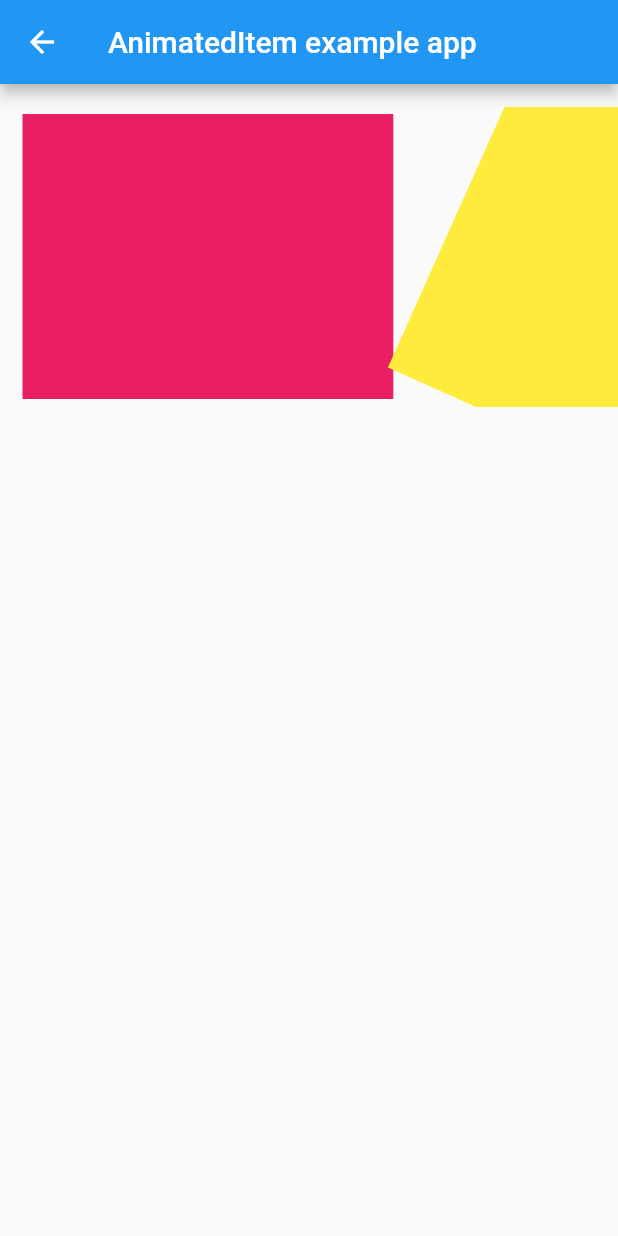
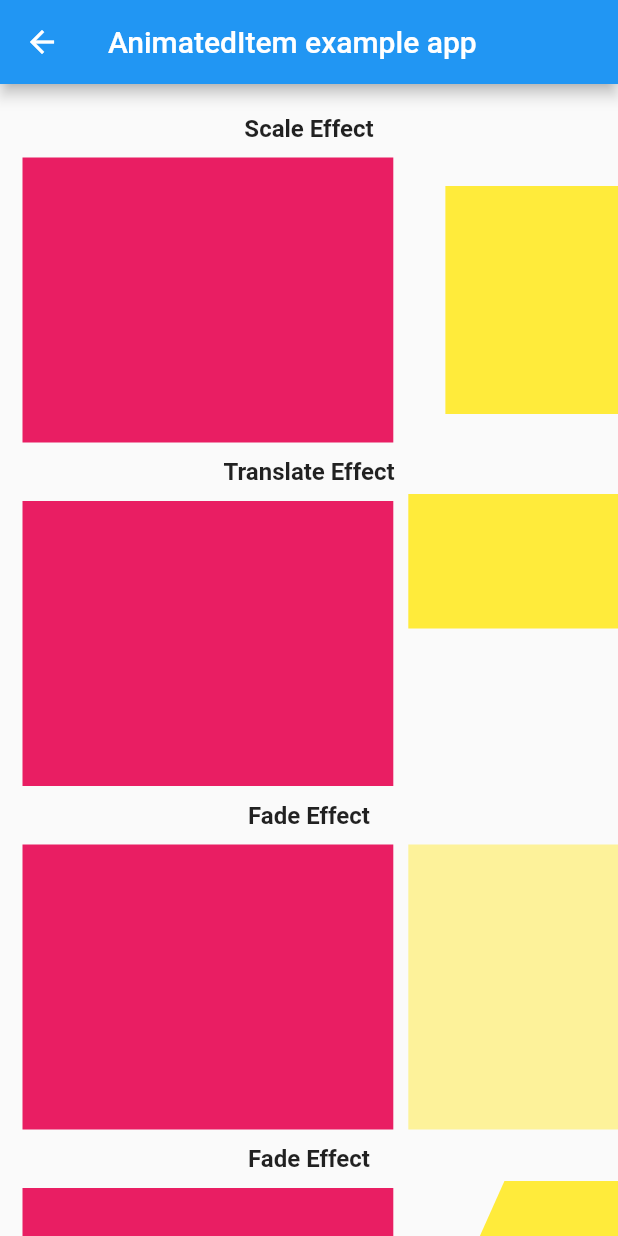
Before and after one commit to Conezi/animated_item, a Flutter app: the AnimatedItemExample screen opened directly, on a phone screen of 412 x 824 dp. Run offline on Flutter 3.47's test engine with Material 2 defaults, Android fonts, the phone set to English and light mode, and no system bars; our stand-ins replace plugin_platform_interface; missing offline and left inert: dart:html.

Commit message:
Implemented all test on animated_item_example.dart

```diff
--- a/example/lib/src/animated_item_example.dart
+++ b/example/lib/src/animated_item_example.dart
@@ -1,4 +1,5 @@
 import 'package:animated_item/animated_item.dart';
+import 'package:animated_item_example/src/label.dart';
 import 'package:flutter/material.dart';
 
 class AnimatedItemExample extends StatefulWidget {
@@ -9,7 +10,10 @@ class AnimatedItemExample extends StatefulWidget {
 }
 
 class _AnimatedItemExampleState extends State<AnimatedItemExample> {
-  final _scrollController = ScrollController();
+  final _scaleController = ScrollController();
+  final _translateController = ScrollController();
+  final _fadeController = ScrollController();
+  final _rotateController = ScrollController();
   final colors = [
     Colors.pink,
     Colors.yellow,
@@ -30,16 +34,80 @@ class _AnimatedItemExampleState extends State<AnimatedItemExample> {
         body: ListView(
           padding: const EdgeInsets.symmetric(vertical: 15.0),
           children: [
+            const Label('Scale Effect'),
             SizedBox(
               height: 200,
               child: ListView.builder(
                 itemCount: colors.length,
                 scrollDirection: Axis.horizontal,
-                controller: _scrollController,
+                controller: _scaleController,
                 padding: const EdgeInsets.symmetric(horizontal: 10.0),
                 itemBuilder: (context, index) {
                   return AnimatedItem(
-                      controller: _scrollController,
+                      controller: _scaleController,
+                      index: index,
+                      effect: const ScaleEffect(),
+                      child: Container(
+                        margin: const EdgeInsets.all(5.0),
+                        width: width,
+                        color: colors[index],
+                      ));
+                },
+              ),
+            ),
+            const Label('Translate Effect'),
+            SizedBox(
+              height: 200,
+              child: ListView.builder(
+                itemCount: colors.length,
+                scrollDirection: Axis.horizontal,
+                controller: _translateController,
+                padding: const EdgeInsets.symmetric(horizontal: 10.0),
+                itemBuilder: (context, index) {
+                  return AnimatedItem(
+                      controller: _translateController,
+                      index: index,
+                      effect: const TranslateEffect(animationAxis: Axis.vertical, start: 5),
+                      child: Container(
+                        margin: const EdgeInsets.all(5.0),
+                        width: width,
+                        color: colors[index],
+                      ));
+                },
+              ),
+            ),
+            const Label('Fade Effect'),
+            SizedBox(
+              height: 200,
+              child: ListView.builder(
+                itemCount: colors.length,
+                scrollDirection: Axis.horizontal,
+                controller: _fadeController,
+                padding: const EdgeInsets.symmetric(horizontal: 10.0),
+                itemBuilder: (context, index) {
+                  return AnimatedItem(
+                      controller: _fadeController,
+                      index: index,
+                      effect: const FadeEffect(),
+                      child: Container(
+                        margin: const EdgeInsets.all(5.0),
+                        width: width,
+                        color: colors[index],
+                      ));
+                },
+              ),
+            ),
+            const Label('Fade Effect'),
+            SizedBox(
+              height: 200,
+              child: ListView.builder(
+                itemCount: colors.length,
+                scrollDirection: Axis.horizontal,
+                controller: _rotateController,
+                padding: const EdgeInsets.symmetric(horizontal: 10.0),
+                itemBuilder: (context, index) {
+                  return AnimatedItem(
+                      controller: _rotateController,
                       index: index,
                       effect: const RotateEffect(),
                       child: Container(
--- /dev/null
+++ b/example/lib/src/label.dart
@@ -0,0 +1,17 @@
+import 'package:flutter/material.dart';
+
+class Label extends StatelessWidget {
+  final String label;
+  const Label(this.label, {super.key});
+
+  @override
+  Widget build(BuildContext context) {
+    return Center(
+      child: Padding(
+        padding: const EdgeInsets.symmetric(vertical: 5.0, horizontal: 15.0),
+        child: Text(label,
+            style: const TextStyle(fontSize: 16, fontWeight: FontWeight.w600)),
+      ),
+    );
+  }
+}
```
